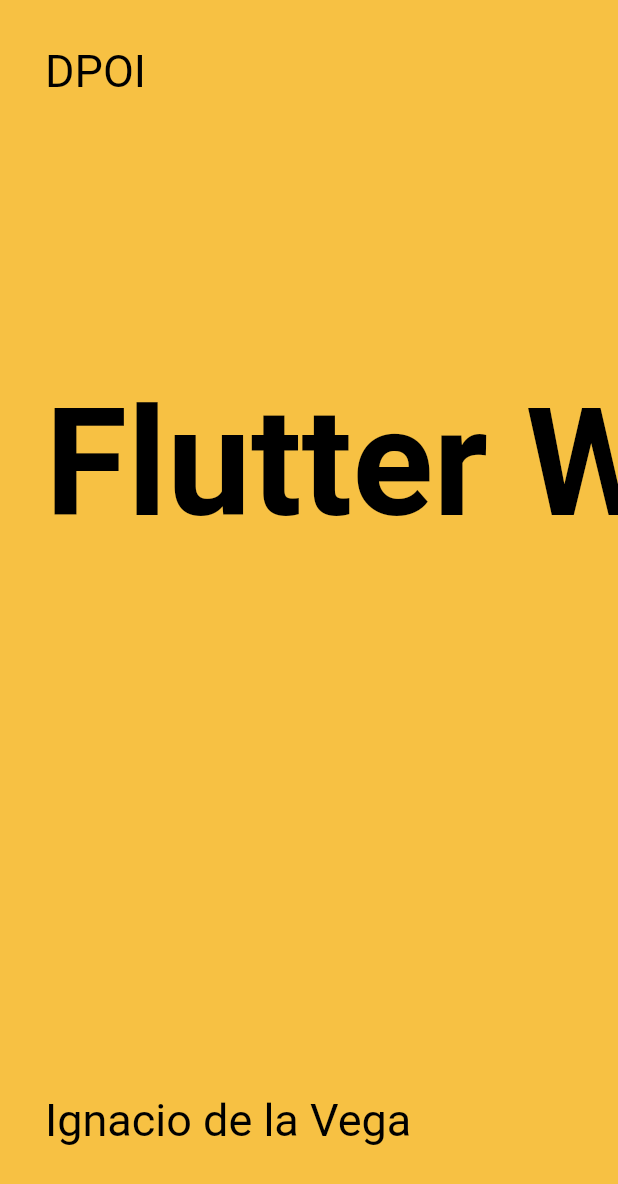
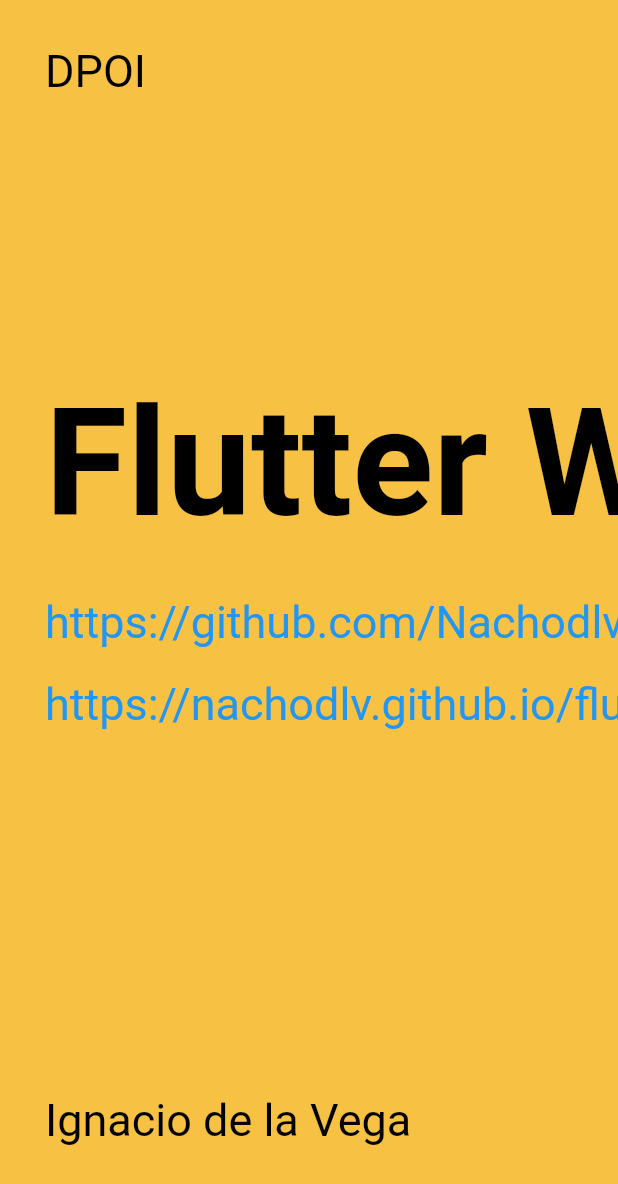
Before and after one commit to Nachodlv/flutter-web-presentation, a Flutter app: the screen it shows after launch, on a phone screen of 412 x 824 dp. Shown: the top 1184 px of the screen. Run offline on Flutter 3.47's test engine with Material 2 defaults, Android fonts, the phone set to English and light mode, and no system bars; our stand-ins replace flutter_highlight, flutter_widget_from_html; Roboto replaces fonts that are missing (Calibri); project files that could hold a hidden picture were left out.

Commit message:
Add links to the starting slide

```diff
--- a/lib/slides/slides-presets/title-slide.dart
+++ b/lib/slides/slides-presets/title-slide.dart
@@ -1,4 +1,5 @@
 import 'package:flutter/material.dart';
+import 'package:url_launcher/url_launcher.dart';
 
 class TitleSlide extends StatelessWidget {
   @override
@@ -17,12 +18,22 @@ class TitleSlide extends StatelessWidget {
             Positioned(
                 left: 30,
                 top: 250,
+                child: Column(
+                  crossAxisAlignment: CrossAxisAlignment.start,
+                  children: [
+                    Padding(
+                      padding: const EdgeInsets.only(bottom: 20),
                       child: Text(
                         "Flutter Web",
                         style: TextStyle(
                             color: Colors.black,
                             fontSize: 100,
                             fontWeight: FontWeight.bold),
+                      ),
+                    ),
+                    _linkText('https://github.com/Nachodlv/flutter-web-presentation'),
+                    _linkText('https://nachodlv.github.io/flutter-web-presentation'),
+                  ],
                 )),
             Positioned(
                 left: 30,
@@ -36,4 +47,14 @@ class TitleSlide extends StatelessWidget {
       ),
     );
   }
+
+  Widget _linkText(String text) =>
+      Padding(
+        padding: const EdgeInsets.symmetric(vertical: 10),
+        child: InkWell(
+          onTap: () => launch(text),
+            child: Text(text, style: TextStyle(fontSize: 30, color: Colors.blue),)
+        ),
+      );
+
 }
--- a/pubspec.yaml
+++ b/pubspec.yaml
@@ -24,12 +24,10 @@ dependencies:
   flutter:
     sdk: flutter
 
-  # The following adds the Cupertino Icons font to your application.
-  # Use with the CupertinoIcons class for iOS style icons.
   cupertino_icons: ^0.1.3
   flutter_highlight: ^0.6.0
-  # flutter_html: ^0.8.2
   flutter_widget_from_html: ^0.3.3+4
+  url_launcher: ^5.4.10
 
 dev_dependencies:
   flutter_test:
```
Lines whose indentation alone changed are shown as unchanged.
